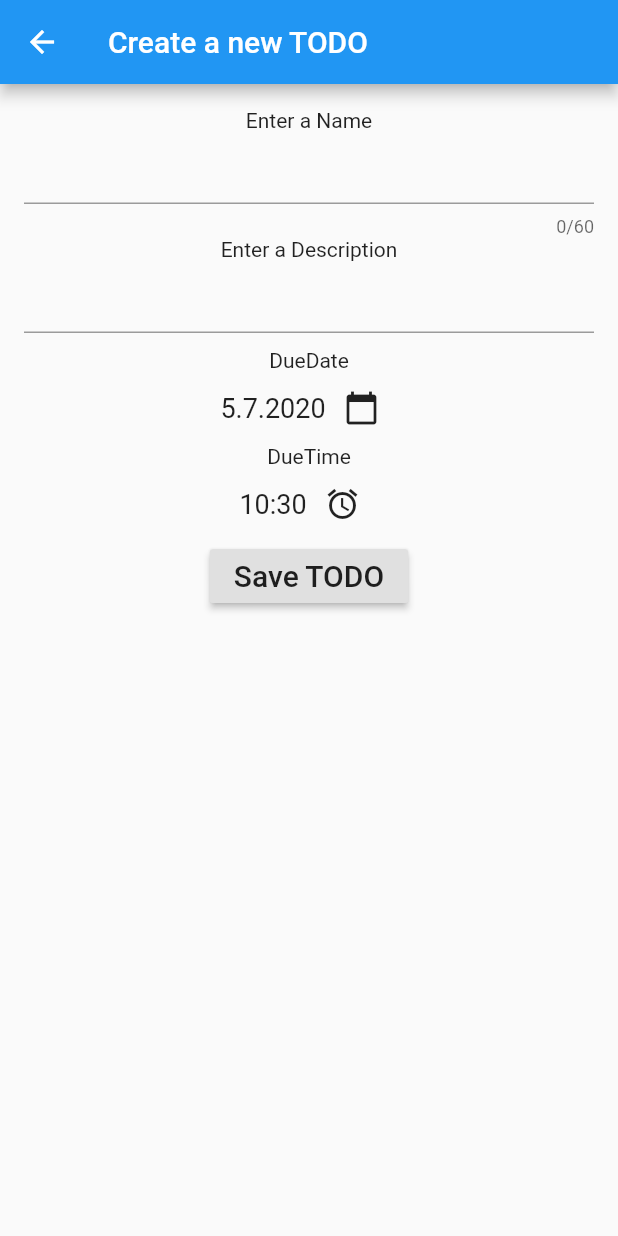
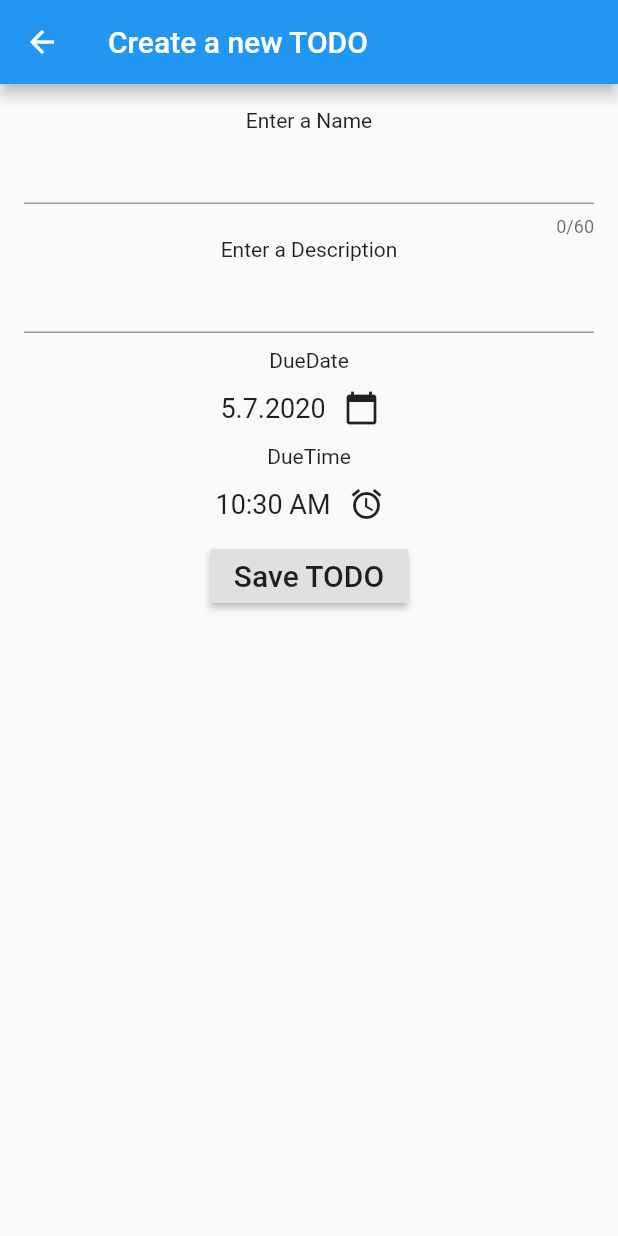
Before and after one commit to RingoDev/Memento, a Flutter app: the screen it shows after launch, after a tap on the "add" icon, on a phone screen of 412 x 824 dp. Run offline on Flutter 3.47's test engine with Material 2 defaults, Android fonts, the phone set to English and light mode, and no system bars; our stand-ins replace sqflite; accounts and stored records are empty.

Commit message:
added some functionalities

```diff
--- a/lib/Data/todo.dart
+++ b/lib/Data/todo.dart
@@ -1,6 +1,7 @@
 import 'package:flutter/material.dart';
 
 class Todo {
+  int id = -1;
   String name;
   String description;
   DateTime madeDate;
@@ -10,9 +11,16 @@ class Todo {
 
   Todo(this.name);
 
+  Todo.noID(this.name, this.description, this.dueDate, this.dueTime);
+
+  Todo.complete(
+      this.id, this.name, this.description, this.dueDate, this.dueTime);
+
   @override
   String toString() {
-    return 'name: ' +
+    return 'id' +
+        id.toString() +
+        '\nname: ' +
         name +
         '\ndescription: ' +
         description +
@@ -21,4 +29,16 @@ class Todo {
         '\nDueTime: ' +
         dueTime.toString();
   }
+
+  static String formatDate(DateTime date) {
+    return date.day.toString() +
+        '.' +
+        date.month.toString() +
+        '.' +
+        date.year.toString();
+  }
+
+  Todo copy() {
+    return Todo.noID(this.name, this.description, this.dueDate, this.dueTime);
+  }
 }
--- a/lib/Database/db_controller.dart
+++ b/lib/Database/db_controller.dart
@@ -102,9 +102,10 @@ class DBController {
   Future<List<Todo>> queryTodos() async{
     List<Todo> list = List();
     List<Map<String,dynamic>> maplist = await queryAllRows();
-      for (Map map in maplist){
-        list.add(mapToTodo(map));
-    };
+    for (Map map in maplist){
+      mapToTodo(map);
+      list.add(mapToTodo(map));
+    }
     return list;
   }
 
@@ -115,7 +116,14 @@ class DBController {
     List<String> timelist = time.split(":");
     todo.dueTime = TimeOfDay(hour: int.parse(timelist[0]), minute: int.parse(timelist[1]));
     todo.dueDate = DateTime.parse(map[columnDate]);
+    todo.id = int.parse(map[columnId]);
     print(todo);
     return todo;
   }
+
+//  Future<int> editTodo(Todo oldTodo, Todo newTodo){
+//    delete(oldTodo.id);
+//    newTodo.id = oldTodo.id;
+//    return insertTodo(newTodo);
+//  }
 }
--- a/lib/Pages/add_todo.dart
+++ b/lib/Pages/add_todo.dart
@@ -1,10 +1,10 @@
 import 'package:flutter/material.dart';
-import 'package:sqflite/sqflite.dart';
 import 'package:todo/Data/todo.dart';
 import 'package:todo/Database/db_controller.dart';
 
 class AddTodo extends StatefulWidget {
   final VoidCallback onTodoAdded;
+
   AddTodo({this.onTodoAdded});
 
   @override
@@ -18,9 +18,8 @@ class _AddTodoState extends State<AddTodo> {
   String selectedDescription = "";
 
   final VoidCallback onTodoAdded;
+
   _AddTodoState(this.onTodoAdded);
-
-
 
   @override
   Widget build(BuildContext context) {
@@ -114,8 +113,7 @@ class _AddTodoState extends State<AddTodo> {
 
   List<Widget> _createTimeRow() {
     return <Widget>[
-      Text(selectedTime.hour.toString() + ':' + selectedTime.minute.toString(),
-          style: TextStyle(fontSize: 18.0)),
+      Text(selectedTime.format(context), style: TextStyle(fontSize: 18.0)),
       IconButton(
         icon: Icon(Icons.alarm),
         onPressed: () {
@@ -140,11 +138,7 @@ class _AddTodoState extends State<AddTodo> {
   List<Widget> _createDateRow() {
     return <Widget>[
       Text(
-          selectedDate.day.toString() +
-              '.' +
-              selectedDate.month.toString() +
-              '.' +
-              selectedDate.year.toString(),
+          Todo.formatDate(selectedDate),
           style: TextStyle(fontSize: 18.0)),
       IconButton(
         icon: Icon(Icons.calendar_today),
--- a/lib/Pages/edit_todo.dart
+++ b/lib/Pages/edit_todo.dart
@@ -89,7 +89,7 @@ class _EditTodoState extends State<EditTodo> {
   void _editTodo(context) {
     //do checks if a name is entered
     print(editedTodo);
-    DBController.instance.editTodo(todo,editedTodo);
+//    DBController.instance.editTodo(todo,editedTodo);
     Navigator.of(context).pop();
   }
 
--- a/lib/Pages/todo_list.dart
+++ b/lib/Pages/todo_list.dart
@@ -1,8 +1,8 @@
 import 'package:flutter/material.dart';
 import 'package:todo/Database/db_controller.dart';
+import 'package:todo/Pages/inspect_todo.dart';
 import '../Data/todo.dart';
 import 'add_todo.dart';
-
 
 class TodoList extends StatefulWidget {
   @override
@@ -10,34 +10,23 @@ class TodoList extends StatefulWidget {
 }
 
 class _TodoListState extends State<TodoList> {
-
-  Future<List<Todo>> _todolist;
   final _biggerFont = TextStyle(fontSize: 18.0);
-
-  @override
-  void initState() {
-    super.initState();
-    _todolist = DBController.instance.queryTodos();
-  }
-
 
   @override
   Widget build(BuildContext context) {
     return Scaffold(
       appBar: AppBar(title: Text('TodoList'), actions: [
         IconButton(
-          onPressed: () {setState(() {
-
-          });
-          },
-          icon: Icon(Icons.refresh)
-        ),
+            onPressed: () {
+              setState(() {});
+            },
+            icon: Icon(Icons.refresh)),
         IconButton(
           onPressed: () {
             Navigator.of(context).push(
               MaterialPageRoute<void>(
-                  builder: (context) => AddTodo(onTodoAdded: () => setState(() {}))
-              ),
+                  builder: (context) =>
+                      AddTodo(onTodoAdded: () => setState(() {}))),
             );
           },
           icon: Icon(Icons.add),
@@ -45,10 +34,11 @@ class _TodoListState extends State<TodoList> {
       ]),
       body: FutureBuilder<List<Todo>>(
         future: DBController.instance.queryTodos(),
-        builder: (BuildContext context, AsyncSnapshot<List<Todo>> snapshot){
-          if(snapshot.hasData){
+        builder: (BuildContext context, AsyncSnapshot<List<Todo>> snapshot) {
+          if (snapshot.hasData) {
             return _buildTodos(snapshot.data);
-          }else return CircularProgressIndicator();
+          } else
+            return Center(child:CircularProgressIndicator());
         },
       ),
     );
@@ -58,11 +48,15 @@ class _TodoListState extends State<TodoList> {
     final tiles = list.map(
       (Todo todo) {
         return ListTile(
-          title: Text(
-            todo.name,
-            style: _biggerFont,
-          ),
-        );
+            title: Text(
+              todo.name,
+              style: _biggerFont,
+            ),
+            onTap: () => {
+                  Navigator.of(context).push(
+                    MaterialPageRoute<void>(builder: (context) => TodoDetail(todo)),
+                  ),
+                });
       },
     );
 
```
